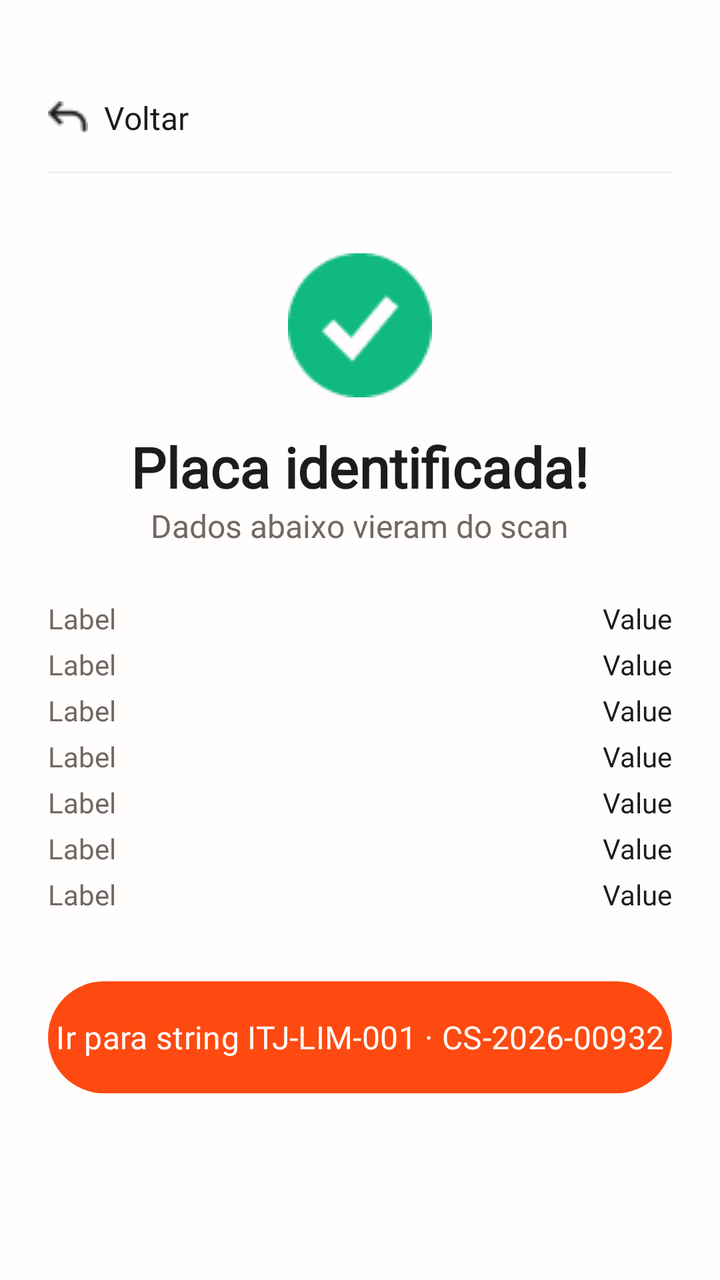
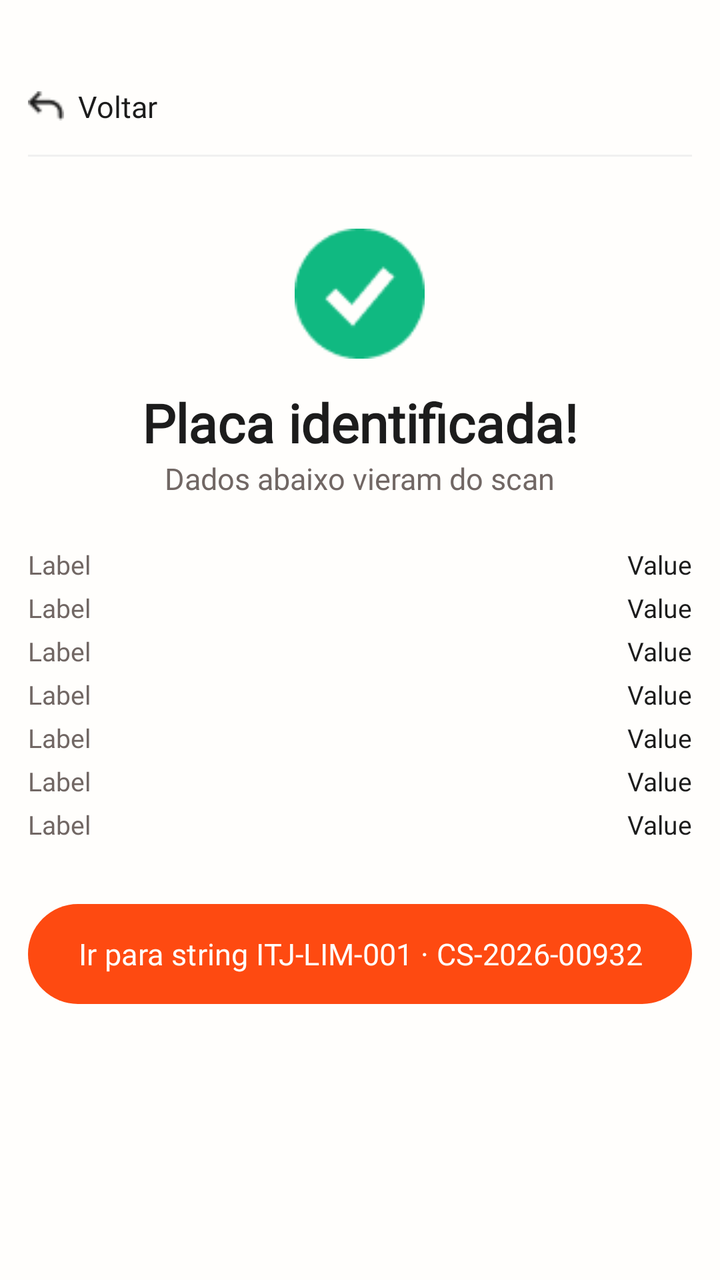

The first picture is an Android layout as it rendered before a commit; the second is the same layout after the commit. The layout source and the unified diff follow.
<!-- AndroidManifest.xml: application theme Theme.ApolloMobile -->
<!-- res/layout/activity_panel_identified.xml -->
<?xml version="1.0" encoding="utf-8"?>
<androidx.constraintlayout.widget.ConstraintLayout
    xmlns:android="http://schemas.android.com/apk/res/android"
    xmlns:app="http://schemas.android.com/apk/res-auto"
    xmlns:tools="http://schemas.android.com/tools"
    android:layout_width="match_parent"
    android:layout_height="match_parent"
    android:background="@color/neutral_white">

    
    <androidx.constraintlayout.widget.ConstraintLayout
        android:id="@+id/clHeader"
        android:layout_width="match_parent"
        android:layout_height="wrap_content"
        android:paddingHorizontal="24dp"
        android:paddingTop="48dp"
        android:paddingBottom="16dp"
        app:layout_constraintTop_toTopOf="parent">

        <LinearLayout
            android:id="@+id/btnBack"
            android:layout_width="wrap_content"
            android:layout_height="wrap_content"
            android:gravity="center_vertical"
            android:orientation="horizontal"
            android:clickable="true"
            android:focusable="true"
            android:background="?attr/selectableItemBackground"
            app:layout_constraintStart_toStartOf="parent"
            app:layout_constraintTop_toTopOf="parent">

            <ImageView
                android:layout_width="20dp"
                android:layout_height="20dp"
                android:src="@drawable/ic_arrow_back"
                app:tint="@color/neutral_black" />

            <TextView
                style="@style/apollo_label2"
                android:layout_width="wrap_content"
                android:layout_height="wrap_content"
                android:layout_marginStart="8dp"
                android:text="Voltar"
                android:textColor="@color/neutral_black" />
        </LinearLayout>

        <View
            android:layout_width="match_parent"
            android:layout_height="1dp"
            android:layout_marginTop="16dp"
            android:background="#F0F0F0"
            app:layout_constraintTop_toBottomOf="@id/btnBack" />
    </androidx.constraintlayout.widget.ConstraintLayout>

    <androidx.core.widget.NestedScrollView
        android:layout_width="match_parent"
        android:layout_height="0dp"
        android:fillViewport="true"
        app:layout_constraintBottom_toBottomOf="parent"
        app:layout_constraintTop_toBottomOf="@id/clHeader">

        <LinearLayout
            android:layout_width="match_parent"
            android:layout_height="wrap_content"
            android:orientation="vertical"
            android:paddingHorizontal="24dp"
            android:paddingBottom="32dp">

            
            <ImageView
                android:layout_width="72dp"
                android:layout_height="72dp"
                android:layout_gravity="center"
                android:layout_marginTop="24dp"
                android:src="@drawable/ic_check_green" />

            
            <TextView
                style="@style/apollo_h4"
                android:layout_width="wrap_content"
                android:layout_height="wrap_content"
                android:layout_gravity="center"
                android:layout_marginTop="16dp"
                android:text="Placa identificada!"
                android:textColor="@color/neutral_black"
                android:textStyle="bold" />

            
            <TextView
                style="@style/apollo_body2"
                android:layout_width="wrap_content"
                android:layout_height="wrap_content"
                android:layout_gravity="center"
                android:text="Dados abaixo vieram do scan"
                android:textColor="@color/neutral_gray" />

            
            <LinearLayout
                android:layout_width="match_parent"
                android:layout_height="wrap_content"
                android:layout_marginTop="24dp"
                android:orientation="vertical">

                <include layout="@layout/item_activation_info"
                    android:id="@+id/rowSerialNumber" />
                <include layout="@layout/item_activation_info"
                    android:id="@+id/rowModel" />
                <include layout="@layout/item_activation_info"
                    android:id="@+id/rowPower" />
                <include layout="@layout/item_activation_info"
                    android:id="@+id/rowAcquisitionDate" />
                <include layout="@layout/item_activation_info"
                    android:id="@+id/rowInverterString" />
                <include layout="@layout/item_activation_info"
                    android:id="@+id/rowPosition" />
                <include layout="@layout/item_activation_info"
                    android:id="@+id/rowEfficiency" />

            </LinearLayout>

            
            <com.google.android.material.button.MaterialButton
                android:id="@+id/btnGoToString"
                style="@style/apollo_label2"
                android:layout_width="match_parent"
                android:layout_height="56dp"
                android:layout_marginTop="32dp"
                android:background="@drawable/btn_primary"
                android:insetTop="0dp"
                android:insetBottom="0dp"
                android:padding="0dp"
                android:text="Ir para string ITJ-LIM-001 · CS-2026-00932"
                android:textAllCaps="false"
                android:textColor="@color/neutral_white"
                android:maxLines="1"
                android:ellipsize="none"
                android:singleLine="true"
                android:gravity="center"
                app:backgroundTint="@null"
                app:cornerRadius="28dp" />

        </LinearLayout>
    </androidx.core.widget.NestedScrollView>

</androidx.constraintlayout.widget.ConstraintLayout>
<!-- res/layout/item_activation_info.xml (included above) -->
<?xml version="1.0" encoding="utf-8"?>
<androidx.constraintlayout.widget.ConstraintLayout
    xmlns:android="http://schemas.android.com/apk/res/android"
    xmlns:app="http://schemas.android.com/apk/res-auto"
    android:layout_width="match_parent"
    android:layout_height="wrap_content"
    android:paddingVertical="2dp">

    <TextView
        android:id="@+id/tvLabel"
        style="@style/apollo_body3"
        android:layout_width="wrap_content"
        android:layout_height="wrap_content"
        android:text="Label"
        android:textColor="@color/neutral_gray"
        app:layout_constraintStart_toStartOf="parent"
        app:layout_constraintTop_toTopOf="parent" />

    <TextView
        android:id="@+id/tvValue"
        style="@style/apollo_label3"
        android:layout_width="0dp"
        android:layout_height="wrap_content"
        android:gravity="end"
        android:text="Value"
        android:textColor="@color/neutral_black"
        app:layout_constraintEnd_toEndOf="parent"
        app:layout_constraintStart_toEndOf="@id/tvLabel"
        app:layout_constraintTop_toTopOf="parent" />

</androidx.constraintlayout.widget.ConstraintLayout>
<!-- resources referenced by this layout -->
<resources>
  <color name="neutral_black">#1C1C1C</color>
  <color name="neutral_gray">#716764</color>
  <color name="neutral_white">#FFFEFC</color>
  <!-- drawable btn_primary (drawable) -->
  <?xml version="1.0" encoding="utf-8"?>
  <ripple xmlns:android="http://schemas.android.com/apk/res/android"
      android:color="#40FFFFFF">
      <item>
          <shape android:shape="rectangle">
              <solid android:color="@color/secondary_three" />
              <corners android:radius="100dp" />
          </shape>
      </item>
  </ripple>
  <!-- drawable ic_arrow_back: png bitmap (drawable, 394 bytes) -->
  <!-- drawable ic_check_green: png bitmap (drawable, 1304 bytes) -->
  <style name="apollo_body2" parent="apollo_text_base">
          <item name="android:fontFamily">@font/manrope_regular</item>
          <item name="android:textSize">16sp</item>
      </style>
  <style name="apollo_body3" parent="apollo_text_base">
          <item name="android:fontFamily">@font/manrope_regular</item>
          <item name="android:textSize">14sp</item>
      </style>
  <style name="apollo_h4" parent="apollo_text_base">
          <item name="android:fontFamily">@font/plusjakartasans_bold</item>
          <item name="android:textSize">28sp</item>
      </style>
  <style name="apollo_label2" parent="apollo_text_base">
          <item name="android:fontFamily">@font/manrope_bold</item>
          <item name="android:textSize">16sp</item>
      </style>
  <style name="apollo_label3" parent="apollo_text_base">
          <item name="android:fontFamily">@font/manrope_bold</item>
          <item name="android:textSize">14sp</item>
      </style>
  <style name="Theme.ApolloMobile" parent="Base.Theme.ApolloMobile" />
  <color name="secondary_three">#FE4A11</color>
  <style name="apollo_text_base">
          <item name="android:textColor">@color/neutral_black</item>
      </style>
  <style name="Base.Theme.ApolloMobile" parent="Theme.Material3.DayNight.NoActionBar">
          
          <item name="colorPrimary">@color/secondary_three</item>
          <item name="android:statusBarColor">@color/secondary_three</item>
          <item name="android:windowLightStatusBar">false</item>
      </style>
</resources>

<!-- the commit's change to res/layout/activity_panel_identified.xml (unified diff, before → after) -->
@@ -12,9 +12,9 @@
         android:id="@+id/clHeader"
         android:layout_width="match_parent"
         android:layout_height="wrap_content"
-        android:paddingHorizontal="24dp"
-        android:paddingTop="48dp"
-        android:paddingBottom="16dp"
+        android:paddingHorizontal="@dimen/screen_horizontal_padding"
+        android:paddingTop="@dimen/space_48"
+        android:paddingBottom="@dimen/space_16"
         app:layout_constraintTop_toTopOf="parent">
 
         <LinearLayout
@@ -30,8 +30,8 @@
             app:layout_constraintTop_toTopOf="parent">
 
             <ImageView
-                android:layout_width="20dp"
-                android:layout_height="20dp"
+                android:layout_width="@dimen/space_20"
+                android:layout_height="@dimen/space_20"
                 android:src="@drawable/ic_arrow_back"
                 app:tint="@color/neutral_black" />
 
@@ -39,7 +39,7 @@
                 style="@style/apollo_label2"
                 android:layout_width="wrap_content"
                 android:layout_height="wrap_content"
-                android:layout_marginStart="8dp"
+                android:layout_marginStart="@dimen/space_8"
                 android:text="Voltar"
                 android:textColor="@color/neutral_black" />
         </LinearLayout>
@@ -47,7 +47,7 @@
         <View
             android:layout_width="match_parent"
             android:layout_height="1dp"
-            android:layout_marginTop="16dp"
+            android:layout_marginTop="@dimen/space_16"
             android:background="#F0F0F0"
             app:layout_constraintTop_toBottomOf="@id/btnBack" />
     </androidx.constraintlayout.widget.ConstraintLayout>
@@ -63,15 +63,15 @@
             android:layout_width="match_parent"
             android:layout_height="wrap_content"
             android:orientation="vertical"
-            android:paddingHorizontal="24dp"
-            android:paddingBottom="32dp">
+            android:paddingHorizontal="@dimen/screen_horizontal_padding"
+            android:paddingBottom="@dimen/space_32">
 
             
             <ImageView
-                android:layout_width="72dp"
-                android:layout_height="72dp"
+                android:layout_width="@dimen/space_72"
+                android:layout_height="@dimen/space_72"
                 android:layout_gravity="center"
-                android:layout_marginTop="24dp"
+                android:layout_marginTop="@dimen/space_24"
                 android:src="@drawable/ic_check_green" />
 
             
@@ -80,7 +80,7 @@
                 android:layout_width="wrap_content"
                 android:layout_height="wrap_content"
                 android:layout_gravity="center"
-                android:layout_marginTop="16dp"
+                android:layout_marginTop="@dimen/space_16"
                 android:text="Placa identificada!"
                 android:textColor="@color/neutral_black"
                 android:textStyle="bold" />
@@ -98,7 +98,7 @@
             <LinearLayout
                 android:layout_width="match_parent"
                 android:layout_height="wrap_content"
-                android:layout_marginTop="24dp"
+                android:layout_marginTop="@dimen/space_24"
                 android:orientation="vertical">
 
                 <include layout="@layout/item_activation_info"
@@ -123,8 +123,8 @@
                 android:id="@+id/btnGoToString"
                 style="@style/apollo_label2"
                 android:layout_width="match_parent"
-                android:layout_height="56dp"
-                android:layout_marginTop="32dp"
+                android:layout_height="@dimen/space_56"
+                android:layout_marginTop="@dimen/space_32"
                 android:background="@drawable/btn_primary"
                 android:insetTop="0dp"
                 android:insetBottom="0dp"
@@ -137,7 +137,7 @@
                 android:singleLine="true"
                 android:gravity="center"
                 app:backgroundTint="@null"
-                app:cornerRadius="28dp" />
+                app:cornerRadius="@dimen/space_28" />
 
         </LinearLayout>
     </androidx.core.widget.NestedScrollView>
<!-- resource entries referenced after the edit -->
@@ -3,6 +3,16 @@
   <color name="neutral_black">#1C1C1C</color>
   <color name="neutral_gray">#716764</color>
   <color name="neutral_white">#FFFEFC</color>
+  <dimen name="screen_horizontal_padding">13dp</dimen>
+  <dimen name="space_16">13dp</dimen>
+  <dimen name="space_20">16dp</dimen>
+  <dimen name="space_24">19dp</dimen>
+  <dimen name="space_28">22dp</dimen>
+  <dimen name="space_32">26dp</dimen>
+  <dimen name="space_48">38dp</dimen>
+  <dimen name="space_56">45dp</dimen>
+  <dimen name="space_72">58dp</dimen>
+  <dimen name="space_8">6dp</dimen>
   <!-- drawable btn_primary (drawable) -->
   <?xml version="1.0" encoding="utf-8"?>
   <ripple xmlns:android="http://schemas.android.com/apk/res/android"
@@ -18,29 +28,32 @@
   <!-- drawable ic_check_green: png bitmap (drawable, 1304 bytes) -->
   <style name="apollo_body2" parent="apollo_text_base">
           <item name="android:fontFamily">@font/manrope_regular</item>
-          <item name="android:textSize">16sp</item>
+          <item name="android:textSize">@dimen/text_16</item>
       </style>
   <style name="apollo_body3" parent="apollo_text_base">
           <item name="android:fontFamily">@font/manrope_regular</item>
-          <item name="android:textSize">14sp</item>
+          <item name="android:textSize">@dimen/text_14</item>
       </style>
   <style name="apollo_h4" parent="apollo_text_base">
           <item name="android:fontFamily">@font/plusjakartasans_bold</item>
-          <item name="android:textSize">28sp</item>
+          <item name="android:textSize">@dimen/text_28</item>
       </style>
   <style name="apollo_label2" parent="apollo_text_base">
           <item name="android:fontFamily">@font/manrope_bold</item>
-          <item name="android:textSize">16sp</item>
+          <item name="android:textSize">@dimen/text_16</item>
       </style>
   <style name="apollo_label3" parent="apollo_text_base">
           <item name="android:fontFamily">@font/manrope_bold</item>
-          <item name="android:textSize">14sp</item>
+          <item name="android:textSize">@dimen/text_14</item>
       </style>
   <style name="Theme.ApolloMobile" parent="Base.Theme.ApolloMobile" />
   <color name="secondary_three">#FE4A11</color>
   <style name="apollo_text_base">
           <item name="android:textColor">@color/neutral_black</item>
       </style>
+  <dimen name="text_16">14sp</dimen>
+  <dimen name="text_14">12.5sp</dimen>
+  <dimen name="text_28">24.5sp</dimen>
   <style name="Base.Theme.ApolloMobile" parent="Theme.Material3.DayNight.NoActionBar">
           
           <item name="colorPrimary">@color/secondary_three</item>
